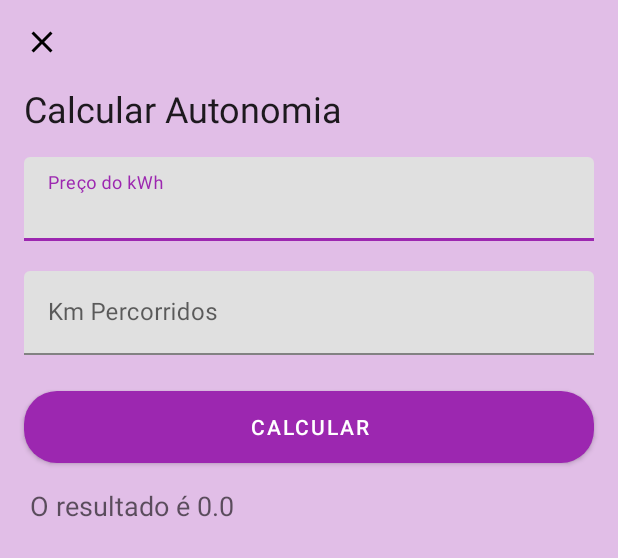
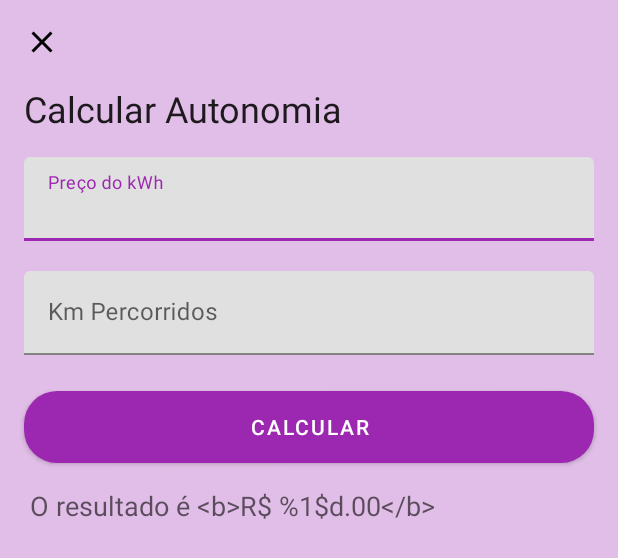
Before and after one commit to Dark3088/electric_car, an Android app: the layout activity_calculate.xml on its own in the app's theme, with its tools: preview values and no code run, on a phone screen of 412 x 824 dp. Shown: the top 558 px of the screen. Run offline under Robolectric (Android 15) with nearby library versions, the phone set to English and light mode, and no system bars.

Commit message:
Add simple value formatting

```diff
--- a/app/src/main/java/com/dark/lord/electriccar/extensions/ViewExtensions.kt
+++ b/app/src/main/java/com/dark/lord/electriccar/extensions/ViewExtensions.kt
@@ -1,4 +1,4 @@
-package com.dark.lord.electriccar
+package com.dark.lord.electriccar.extensions
 
 import android.widget.EditText
 
--- a/app/src/main/res/layout/activity_calculate.xml
+++ b/app/src/main/res/layout/activity_calculate.xml
@@ -2,6 +2,7 @@
 <androidx.constraintlayout.widget.ConstraintLayout xmlns:android="http://schemas.android.com/apk/res/android"
 
     xmlns:app="http://schemas.android.com/apk/res-auto"
+    xmlns:tools="http://schemas.android.com/tools"
     android:background="#E1BEE7"
     android:layout_width="match_parent"
     android:layout_height="match_parent">
@@ -87,7 +88,7 @@
         android:layout_height="wrap_content"
         android:layout_marginStart="4dp"
         android:layout_marginTop="16dp"
-        android:text="@string/placeholder_result"
+        tools:text="@string/placeholder_result"
         app:layout_constraintStart_toStartOf="@id/bt_calculate_result"
         app:layout_constraintTop_toBottomOf="@id/bt_calculate_result" />
 
--- a/app/src/main/res/values/strings.xml
+++ b/app/src/main/res/values/strings.xml
@@ -21,5 +21,7 @@
     <string name="description_internet_off">Uma imagem reresentando ausência de conexão de internet</string>
     <string name="text_no_internet">Sem conexão de internet</string>
     <string name="description_favorite_star">Um ícone de estrela</string>
-    <string name="placeholder_result">O resultado é 0.0</string>
+    <string name="welcome_messages">Hello, %1$s! You have &lt;b>%2$d new messages&lt;/b>.</string>
+    <string name="placeholder_result">O resultado é &lt;b>R$ %1$d.00&lt;/b></string>
+
 </resources>
```
Also changed, not shown: app/src/main/java/com/dark/lord/electriccar/ui/CalculateAutonomy.kt (+14 -3 lines).
